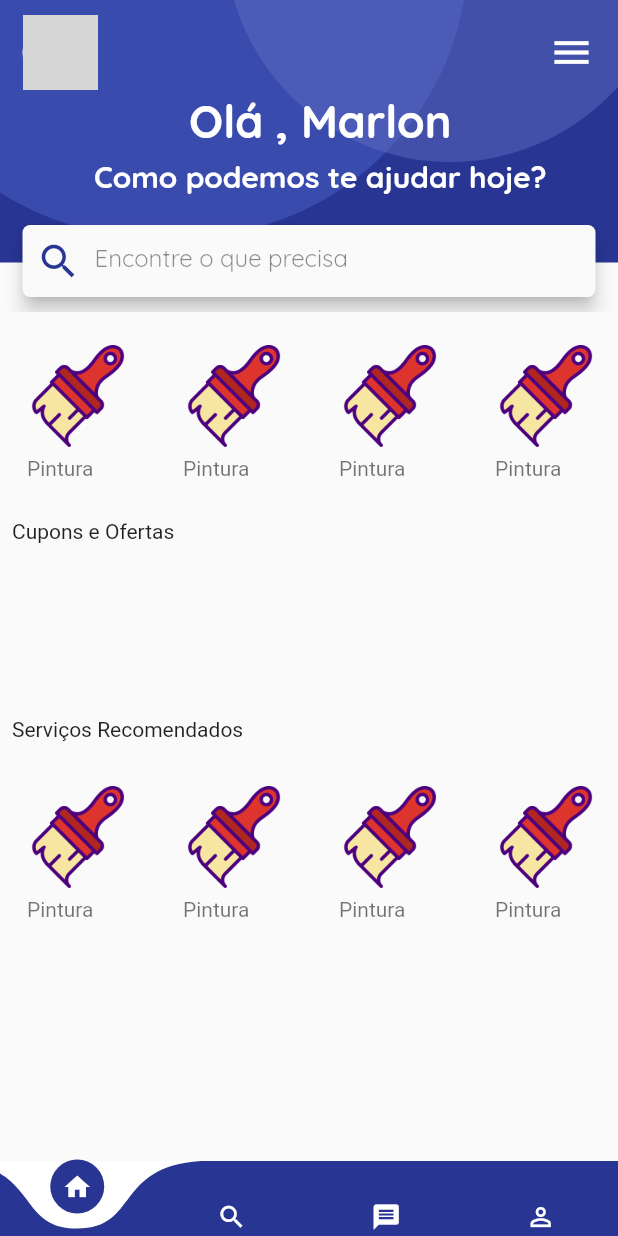
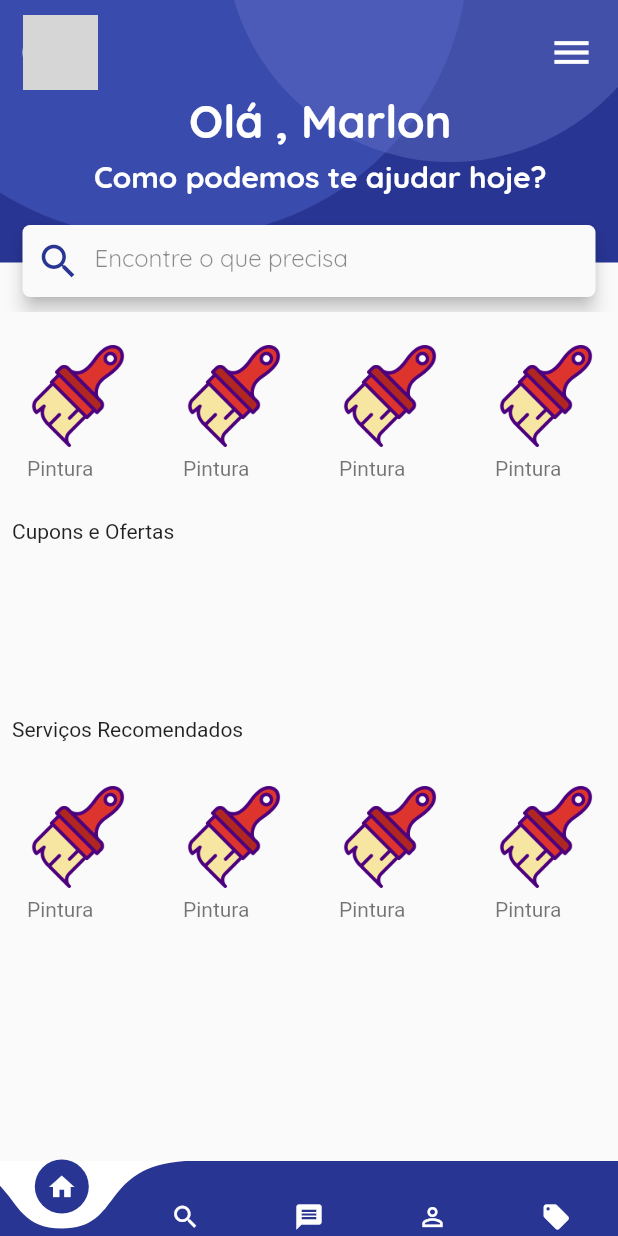
Before and after one commit to Marlon-Paulo-da-Silva/Aplicativo-de-Servi-os, a Flutter app: the screen it shows after launch, on a phone screen of 412 x 824 dp. Run offline on Flutter 3.47's test engine with Material 2 defaults, Android fonts, the phone set to English and light mode, and no system bars; our stand-ins replace curved_navigation_bar; grey boxes are pictures that could not be loaded.

Commit message:
adicionado mais um icone e pagina de ofertas

```diff
--- a/lib/main.dart
+++ b/lib/main.dart
@@ -228,6 +228,11 @@ class _HomePageState extends State<HomePage> {
             size: 20,
             color: Colors.white,
           ),
+          Icon(
+            Icons.local_offer,
+            size: 20,
+            color: Colors.white,
+          ),
         ],
         animationDuration: Duration(milliseconds: 200),
         index: 0,
```
Also changed, not shown: lib/pages/pageOffer.dart (added).
